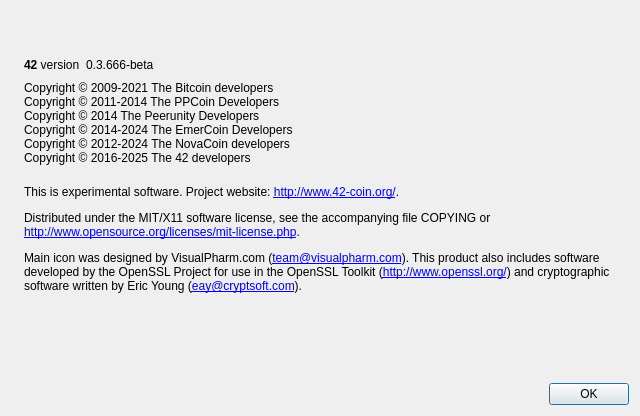
Above: src/qt/aboutdialog.ui from 42-coin/42 before the change. Below: the same form after it.
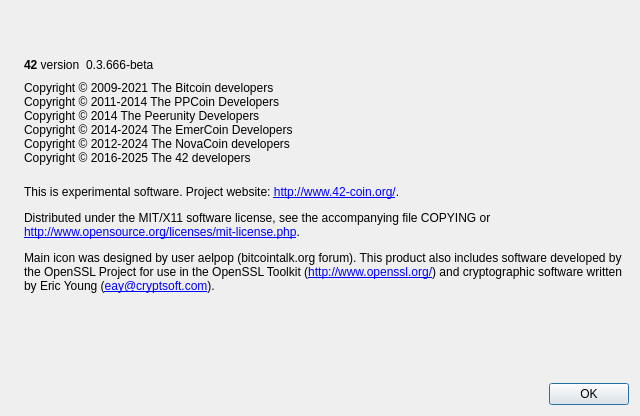
That is the form after the change. Icons and pictures are not drawn.

Commit message: The author of the logo is aelpop

Diff of the .ui file:
```diff
--- a/src/qt/aboutdialog.ui
+++ b/src/qt/aboutdialog.ui
@@ -112,7 +112,7 @@
         <cursorShape>IBeamCursor</cursorShape>
        </property>
        <property name="text">
-        <string>&lt;html&gt;&lt;head/&gt;&lt;body&gt;&lt;p&gt;&lt;br/&gt;This is experimental software. Project website: &lt;a href=&quot;http://www.42-coin.org/&quot;&gt;&lt;span style=&quot; text-decoration: underline; color:#0000ff;&quot;&gt;http://www.42-coin.org/&lt;/span&gt;&lt;/a&gt;.&lt;/p&gt;&lt;p&gt;Distributed under the MIT/X11 software license, see the accompanying file COPYING or &lt;br/&gt;&lt;a href=&quot;http://www.opensource.org/licenses/mit-license.php&quot;&gt;&lt;span style=&quot; text-decoration: underline; color:#0000ff;&quot;&gt;http://www.opensource.org/licenses/mit-license.php&lt;/span&gt;&lt;/a&gt;.&lt;/p&gt;&lt;p&gt;Main icon was designed by VisualPharm.com (&lt;a href=&quot;mailto:team@visualpharm.com&quot;&gt;&lt;span style=&quot; text-decoration: underline; color:#0000ff;&quot;&gt;team@visualpharm.com&lt;/span&gt;&lt;/a&gt;). This product also includes software developed by the OpenSSL Project for use in the OpenSSL Toolkit (&lt;a href=&quot;http://www.openssl.org/&quot;&gt;&lt;span style=&quot; text-decoration: underline; color:#0000ff;&quot;&gt;http://www.openssl.org/&lt;/span&gt;&lt;/a&gt;) and cryptographic software written by Eric Young (&lt;a href=&quot;mailto:eay@cryptsoft.com&quot;&gt;&lt;span style=&quot; text-decoration: underline; color:#0000ff;&quot;&gt;eay@cryptsoft.com&lt;/span&gt;&lt;/a&gt;).&lt;/p&gt;&lt;p&gt;&lt;br/&gt;&lt;/p&gt;&lt;/body&gt;&lt;/html&gt;</string>
+        <string>&lt;html&gt;&lt;head/&gt;&lt;body&gt;&lt;p&gt;&lt;br/&gt;This is experimental software. Project website: &lt;a href=&quot;http://www.42-coin.org/&quot;&gt;&lt;span style=&quot; text-decoration: underline; color:#0000ff;&quot;&gt;http://www.42-coin.org/&lt;/span&gt;&lt;/a&gt;.&lt;/p&gt;&lt;p&gt;Distributed under the MIT/X11 software license, see the accompanying file COPYING or &lt;br/&gt;&lt;a href=&quot;http://www.opensource.org/licenses/mit-license.php&quot;&gt;&lt;span style=&quot; text-decoration: underline; color:#0000ff;&quot;&gt;http://www.opensource.org/licenses/mit-license.php&lt;/span&gt;&lt;/a&gt;.&lt;/p&gt;&lt;p&gt;Main icon was designed by user aelpop (bitcointalk.org forum). This product also includes software developed by the OpenSSL Project for use in the OpenSSL Toolkit (&lt;a href=&quot;http://www.openssl.org/&quot;&gt;&lt;span style=&quot; text-decoration: underline; color:#0000ff;&quot;&gt;http://www.openssl.org/&lt;/span&gt;&lt;/a&gt;) and cryptographic software written by Eric Young (&lt;a href=&quot;mailto:eay@cryptsoft.com&quot;&gt;&lt;span style=&quot; text-decoration: underline; color:#0000ff;&quot;&gt;eay@cryptsoft.com&lt;/span&gt;&lt;/a&gt;).&lt;/p&gt;&lt;p&gt;&lt;br/&gt;&lt;/p&gt;&lt;/body&gt;&lt;/html&gt;</string>
        </property>
        <property name="wordWrap">
         <bool>true</bool>
```
The commit also changes 3 other files.
